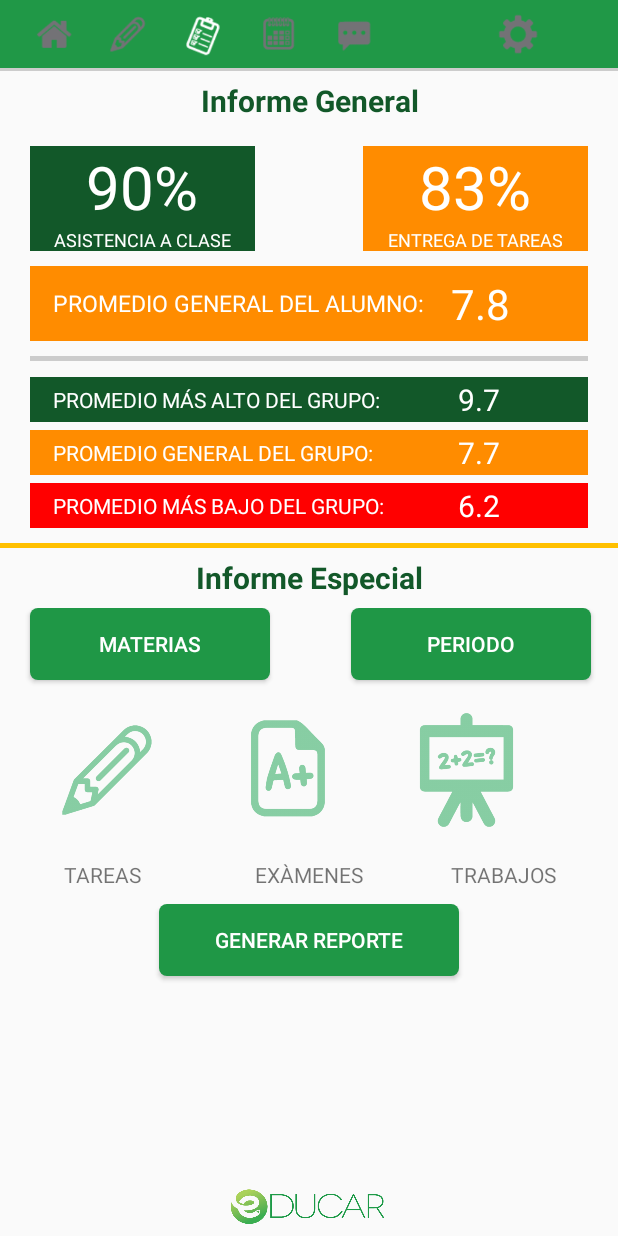
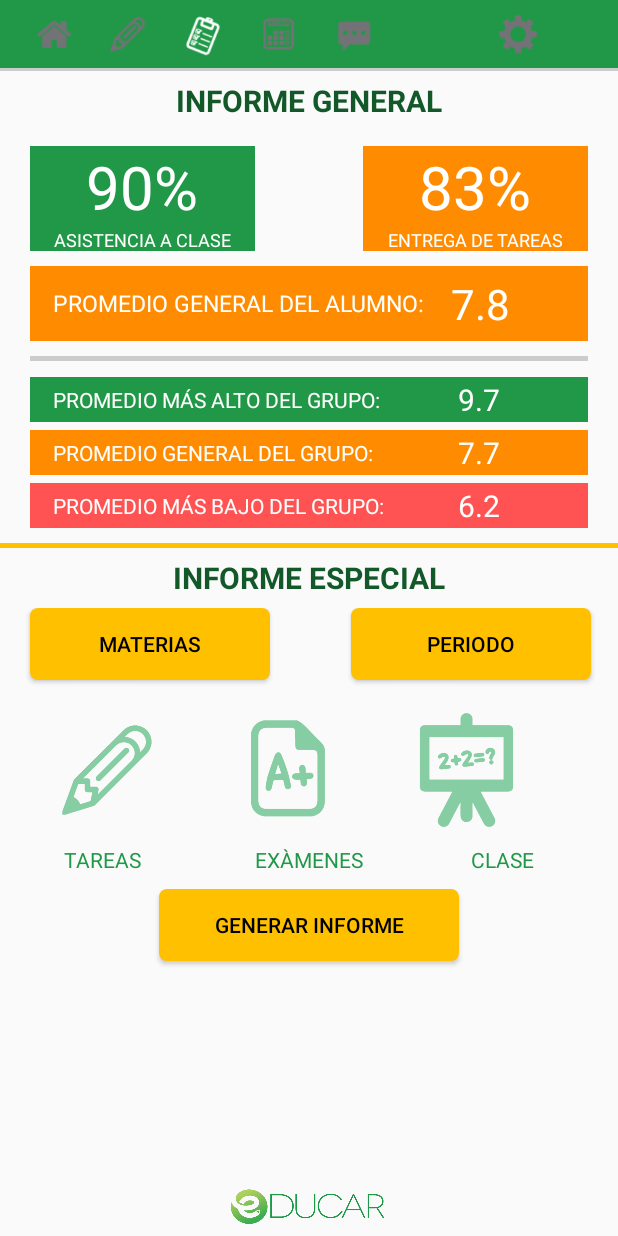
Before and after one commit to tohemu/educar, an Android app: the InformesActivity screen opened directly, with no data from a screen before it, on a phone screen of 412 x 824 dp. Run offline under Robolectric (Android 15) with nearby library versions, the phone set to English and light mode, and no system bars.

Commit message:
cambios de estilo

```diff
--- a/app/src/main/res/layout/activity_detalle_calendario.xml
+++ b/app/src/main/res/layout/activity_detalle_calendario.xml
@@ -67,7 +67,7 @@
         <TextView
             android:layout_width="fill_parent"
             android:layout_height="wrap_content"
-            android:text="De: 28/feb/2017 a 01/mar/2017"
+            android:text="De 28/feb/2017 a 01/mar/2017"
             android:layout_marginLeft="20dp"
             android:textSize="13dp"
             android:gravity="center"
--- a/app/src/main/res/layout/activity_detalle_mensajeria.xml
+++ b/app/src/main/res/layout/activity_detalle_mensajeria.xml
@@ -49,7 +49,7 @@
     </LinearLayout>
     <RelativeLayout
         android:layout_width="fill_parent"
-        android:layout_height="30dp"
+        android:layout_height="50dp"
         android:layout_marginTop="10dp">
         <TextView
             android:layout_width="wrap_content"
--- a/app/src/main/res/layout/activity_home.xml
+++ b/app/src/main/res/layout/activity_home.xml
@@ -148,7 +148,7 @@
 
 
     </LinearLayout>
-    <TextView
+    <Button
         android:layout_width="200dp"
         android:layout_height="wrap_content"
         android:gravity="center"
@@ -158,7 +158,8 @@
         android:textSize="15dp"
         android:padding="10dp"
         android:background="@drawable/boton_redondo_rojo"
-        android:layout_gravity="center"/>
+        android:layout_gravity="center"
+        android:id="@+id/textView4"/>
 
     <RelativeLayout
         android:layout_width="fill_parent"
--- a/app/src/main/res/layout/activity_informes.xml
+++ b/app/src/main/res/layout/activity_informes.xml
@@ -72,7 +72,7 @@
             <TextView
                 android:layout_width="fill_parent"
                 android:layout_height="40dp"
-                android:text="Informe General"
+                android:text="INFORME GENERAL"
                 android:textStyle="bold"
                 android:textSize="20dp"
                 android:gravity="center"
@@ -87,7 +87,7 @@
                 <LinearLayout
                     android:layout_width="150dp"
                     android:layout_height="70dp"
-                    android:background="#125829"
+                    android:background="@color/colorPrimaryDark"
                     android:layout_marginLeft="20dp"
                     android:gravity="center"
                     android:orientation="vertical">
@@ -176,7 +176,7 @@
                 <LinearLayout
                     android:layout_width="fill_parent"
                     android:layout_height="30dp"
-            android:background="#125829"
+                    android:background="@color/colorPrimaryDark"
                     android:gravity="center_vertical"
                     android:layout_marginTop="5dp">
                     <TextView
@@ -221,7 +221,7 @@
                 <LinearLayout
                     android:layout_width="fill_parent"
                     android:layout_height="30dp"
-            android:background="#ff00"
+                    android:background="#FF5252"
                     android:gravity="center_vertical"
                     android:layout_marginTop="5dp">
                     <TextView
@@ -249,7 +249,7 @@
             <TextView
                 android:layout_width="fill_parent"
                 android:layout_height="40dp"
-                android:text="Informe Especial"
+                android:text="INFORME ESPECIAL"
                 android:textStyle="bold"
                 android:textSize="20dp"
                 android:gravity="center"
@@ -262,9 +262,9 @@
                 <Button
                     android:layout_width="160dp"
                     android:layout_height="wrap_content"
-            android:background="@drawable/boton_redondo_verde"
+                    android:background="@drawable/boton_redondo_amarillo"
                     android:text="MATERIAS"
-            android:textColor="#fff"
+                    android:textColor="#000"
                     android:layout_marginLeft="20dp"
                     android:layout_marginBottom="10dp"
                     android:onClick="MostrarComboMaterias"/>
@@ -272,9 +272,9 @@
                 <Button
                     android:layout_width="160dp"
                     android:layout_height="wrap_content"
-            android:background="@drawable/boton_redondo_verde"
+                    android:background="@drawable/boton_redondo_amarillo"
                     android:text="PERIODO"
-            android:textColor="#fff"
+                    android:textColor="#000"
                     android:layout_marginRight="20dp"
                     android:layout_marginLeft="20dp"
                     android:layout_alignParentTop="true"
@@ -285,8 +285,7 @@
             </RelativeLayout>
             <LinearLayout
                 android:layout_width="fill_parent"
-        android:layout_height="wrap_content"
-        android:layout_marginBottom="10dp">
+                android:layout_height="wrap_content">
 
                 <CheckBox
                     android:layout_width="100dp"
@@ -319,7 +318,7 @@
                     android:layout_weight=".3"
                     android:layout_height="wrap_content"
                     android:gravity="center">
-                    <TextView
+                    <TextView style="@style/informelabel"
                         android:layout_width="wrap_content"
                         android:layout_height="wrap_content"
                         android:text="TAREAS"/>
@@ -331,7 +330,7 @@
                     android:layout_weight=".3"
                     android:layout_height="wrap_content"
                     android:gravity="center">
-                    <TextView
+                    <TextView style="@style/informelabel"
                         android:layout_width="wrap_content"
                         android:layout_height="wrap_content"
                         android:text="EXÀMENES"/>
@@ -344,10 +343,10 @@
                     android:layout_height="wrap_content"
                     android:gravity="center"
                     android:paddingRight="15dp">
-                    <TextView
+                    <TextView style="@style/informelabel"
                         android:layout_width="wrap_content"
                         android:layout_height="wrap_content"
-                        android:text="TRABAJOS"/>
+                        android:text="CLASE"/>
 
 
                 </LinearLayout>
@@ -359,9 +358,9 @@
                 android:layout_width="200dp"
                 android:layout_gravity="center"
                 android:layout_height="wrap_content"
-                android:text="Generar reporte"
-                android:background="@drawable/boton_redondo_verde"
-                android:textColor="#fff"
+                android:text="Generar informe"
+                android:background="@drawable/boton_redondo_amarillo"
+                android:textColor="#000"
                 android:layout_marginLeft="10dp"
                 android:layout_marginRight="10dp"
                 android:layout_marginBottom="10dp"
--- a/app/src/main/res/layout/activity_mensajeria.xml
+++ b/app/src/main/res/layout/activity_mensajeria.xml
@@ -1,7 +1,8 @@
 <?xml version="1.0" encoding="utf-8"?>
 <LinearLayout xmlns:android="http://schemas.android.com/apk/res/android"
     android:orientation="vertical" android:layout_width="match_parent"
-    android:layout_height="match_parent">
+    android:layout_height="match_parent"
+    android:background="#fff">
     <LinearLayout style="@style/heading"
         android:layout_width="fill_parent"
         android:gravity="center_vertical"
--- a/app/src/main/res/layout/activity_splash.xml
+++ b/app/src/main/res/layout/activity_splash.xml
@@ -14,7 +14,8 @@
             android:layout_width="250dp"
             android:layout_height="80dp"
             android:background="@mipmap/educarok"
-            android:layout_gravity="center"/>
+            android:layout_gravity="center"
+            android:layout_marginTop="-250px"/>
 
 
     </LinearLayout>
```
Also changed, not shown: app/src/main/res/layout/activity_detalle_tareas.xml (+6 -6 lines), app/src/main/res/layout/activity_tareas3.xml (+7 -8 lines). Lines whose indentation alone changed are shown as unchanged.
